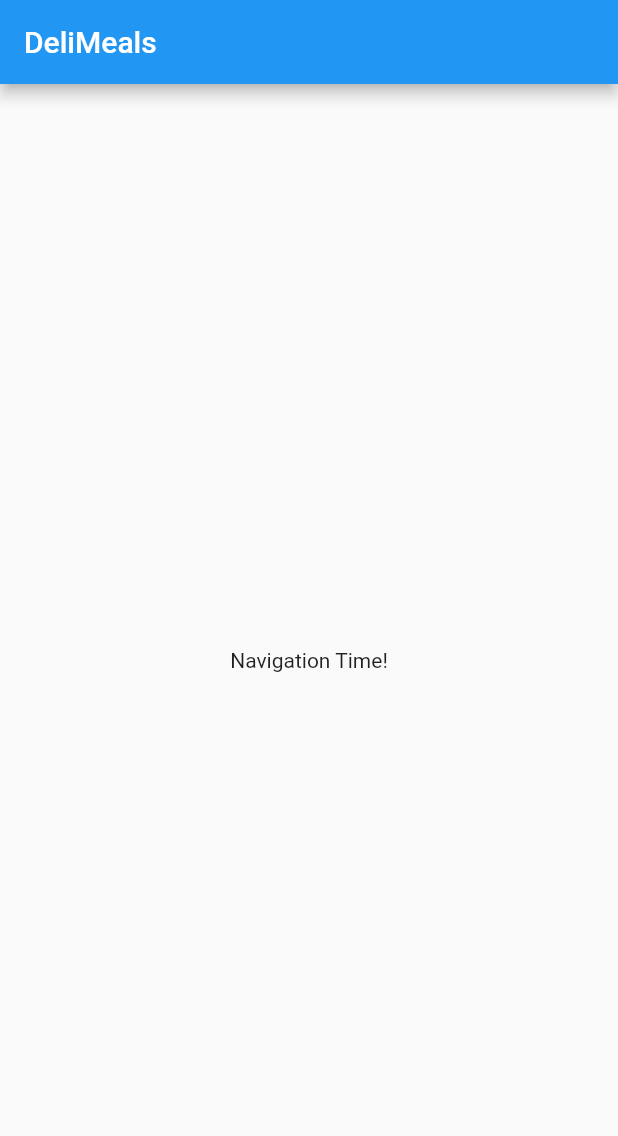
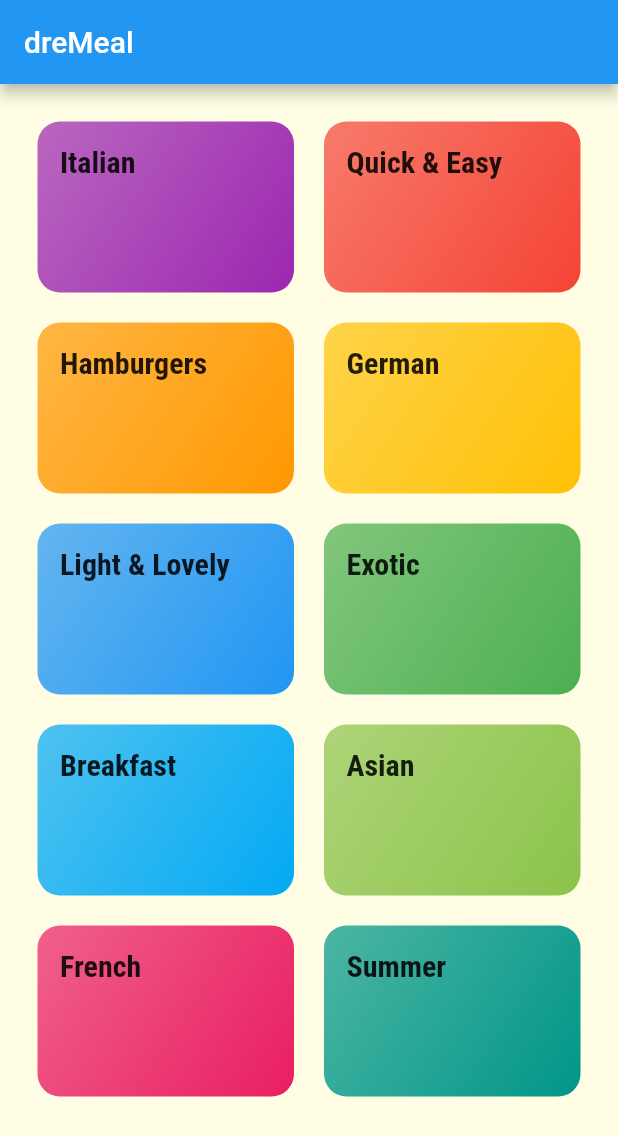
Before and after one commit to andremw96/simple-meals-app, a Flutter app: the screen it shows after launch, on a phone screen of 412 x 824 dp. Shown: the top 1136 px of the screen. Run offline on Flutter 3.47's test engine with Material 2 defaults, Android fonts, the phone set to English and light mode, and no system bars.

Commit message:
have category screen

```diff
--- /dev/null
+++ b/lib/categories_screen.dart
@@ -0,0 +1,33 @@
+import 'package:flutter/material.dart';
+import 'package:meals_app/category_item.dart';
+import 'package:meals_app/models/category.dart';
+
+class CategoriesScreen extends StatelessWidget {
+  const CategoriesScreen({Key? key}) : super(key: key);
+
+  @override
+  Widget build(BuildContext context) {
+    return Scaffold(
+      appBar: AppBar(
+        title: const Text(
+          "dreMeal",
+        ),
+      ),
+      body: GridView(
+        padding: const EdgeInsets.all(25),
+        gridDelegate: const SliverGridDelegateWithMaxCrossAxisExtent(
+          maxCrossAxisExtent: 200,
+          childAspectRatio: 3 / 2,
+          crossAxisSpacing: 20,
+          mainAxisSpacing: 20,
+        ),
+        children: DUMMY_CATEGORIES.map((e) {
+          return CategoryItem(
+            title: e.title,
+            color: e.color,
+          );
+        }).toList(),
+      ),
+    );
+  }
+}
--- /dev/null
+++ b/lib/category_item.dart
@@ -0,0 +1,31 @@
+import 'package:flutter/material.dart';
+
+class CategoryItem extends StatelessWidget {
+  const CategoryItem({Key? key, required this.title, required this.color})
+      : super(key: key);
+
+  final String title;
+  final Color color;
+
+  @override
+  Widget build(BuildContext context) {
+    return Container(
+      padding: const EdgeInsets.all(15),
+      decoration: BoxDecoration(
+        gradient: LinearGradient(
+          colors: [
+            color.withOpacity(0.7),
+            color,
+          ],
+          begin: Alignment.topLeft,
+          end: Alignment.bottomRight,
+        ),
+        borderRadius: BorderRadius.circular(15),
+      ),
+      child: Text(
+        title,
+        style: Theme.of(context).textTheme.titleMedium,
+      ),
+    );
+  }
+}
--- a/lib/main.dart
+++ b/lib/main.dart
@@ -1,4 +1,7 @@
+import 'dart:ui';
+
 import 'package:flutter/material.dart';
+import 'package:meals_app/categories_screen.dart';
 
 void main() => runApp(MyApp());
 
@@ -6,32 +9,42 @@ class MyApp extends StatelessWidget {
   @override
   Widget build(BuildContext context) {
     return MaterialApp(
-      title: 'DeliMeals',
+      title: 'dreMeal',
       theme: ThemeData(
         primarySwatch: Colors.blue,
+        accentColor: Colors.amber,
+        canvasColor: const Color.fromRGBO(
+          255,
+          254,
+          229,
+          1,
+        ),
+        fontFamily: 'Raleway',
+        textTheme: ThemeData.light().textTheme.copyWith(
+              bodySmall: const TextStyle(
+                color: Color.fromRGBO(
+                  20,
+                  51,
+                  51,
+                  1,
+                ),
+              ),
+              bodyMedium: const TextStyle(
+                color: Color.fromRGBO(
+                  20,
+                  51,
+                  51,
+                  1,
+                ),
+              ),
+              titleMedium: const TextStyle(
+                fontSize: 20,
+                fontFamily: "RobotoCondensed",
+                fontWeight: FontWeight.bold,
+              ),
+            ),
       ),
-      home: const MyHomePage(),
+      home: const CategoriesScreen(),
     );
   }
 }
-
-class MyHomePage extends StatefulWidget {
-  const MyHomePage({Key? key}) : super(key: key);
-
-  @override
-  _MyHomePageState createState() => _MyHomePageState();
-}
-
-class _MyHomePageState extends State<MyHomePage> {
-  @override
-  Widget build(BuildContext context) {
-    return Scaffold(
-      appBar: AppBar(
-        title: const Text('DeliMeals'),
-      ),
-      body: const Center(
-        child: Text('Navigation Time!'),
-      ),
-    );
-  }
-}
--- /dev/null
+++ b/lib/models/category.dart
@@ -0,0 +1,66 @@
+import 'package:flutter/material.dart';
+
+class Category {
+  final String id;
+  final String title;
+  final Color color;
+
+  const Category({
+    required this.id,
+    required this.title,
+    this.color = Colors.orange,
+  });
+}
+
+const DUMMY_CATEGORIES = [
+  Category(
+    id: 'c1',
+    title: 'Italian',
+    color: Colors.purple,
+  ),
+  Category(
+    id: 'c2',
+    title: 'Quick & Easy',
+    color: Colors.red,
+  ),
+  Category(
+    id: 'c3',
+    title: 'Hamburgers',
+    color: Colors.orange,
+  ),
+  Category(
+    id: 'c4',
+    title: 'German',
+    color: Colors.amber,
+  ),
+  Category(
+    id: 'c5',
+    title: 'Light & Lovely',
+    color: Colors.blue,
+  ),
+  Category(
+    id: 'c6',
+    title: 'Exotic',
+    color: Colors.green,
+  ),
+  Category(
+    id: 'c7',
+    title: 'Breakfast',
+    color: Colors.lightBlue,
+  ),
+  Category(
+    id: 'c8',
+    title: 'Asian',
+    color: Colors.lightGreen,
+  ),
+  Category(
+    id: 'c9',
+    title: 'French',
+    color: Colors.pink,
+  ),
+  Category(
+    id: 'c10',
+    title: 'Summer',
+    color: Colors.teal,
+  ),
+];
```
Also changed, not shown: pubspec.yaml (+17 -6 lines), assets/fonts/Raleway-Black.ttf (added), assets/fonts/Raleway-Bold.ttf (added), assets/fonts/Raleway-Regular.ttf (added), assets/fonts/RobotoCondensed-Bold.ttf (added), assets/fonts/RobotoCondensed-Italic.ttf (added), assets/fonts/RobotoCondensed-Light.ttf (added), assets/fonts/RobotoCondensed-Regular.ttf (added).
